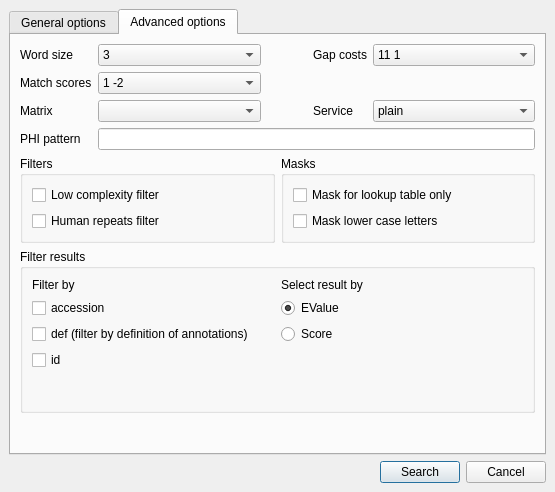
First picture: the form in src/plugins/remote_blast/src/ui/RemoteBLASTDialog.ui, repository violethaze74/ugene, before the edit.
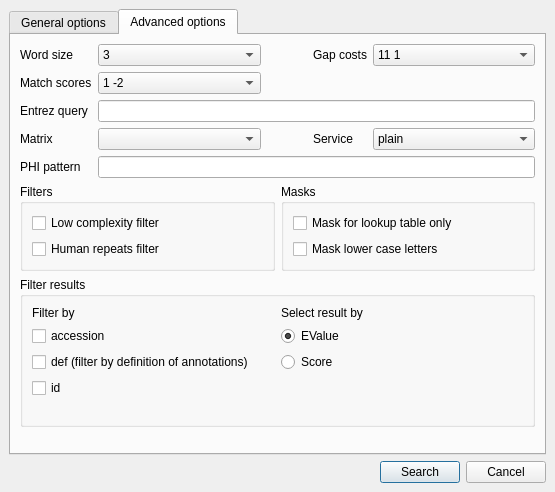
Second picture: the form after the edit. The open tabs and pages were chosen to show the change.

The edit to the form file:
```diff
--- a/src/plugins/remote_blast/src/ui/RemoteBLASTDialog.ui
+++ b/src/plugins/remote_blast/src/ui/RemoteBLASTDialog.ui
@@ -461,7 +461,7 @@
            </item>
           </widget>
          </item>
-         <item row="2" column="0">
+         <item row="3" column="0">
           <widget class="QLabel" name="label_10">
            <property name="sizePolicy">
             <sizepolicy hsizetype="Minimum" vsizetype="Preferred">
@@ -474,17 +474,63 @@
            </property>
           </widget>
          </item>
-         <item row="2" column="1">
+         <item row="3" column="1">
           <widget class="QComboBox" name="matrixComboBox"/>
          </item>
-         <item row="2" column="3">
+         <item row="5" column="1" colspan="4">
+          <widget class="QLineEdit" name="phiPatternEdit"/>
+         </item>
+         <item row="5" column="0">
+          <widget class="QLabel" name="label_12">
+           <property name="text">
+            <string>PHI pattern</string>
+           </property>
+          </widget>
+         </item>
+         <item row="0" column="2">
+          <spacer name="horizontalSpacer_3">
+           <property name="orientation">
+            <enum>Qt::Horizontal</enum>
+           </property>
+           <property name="sizeHint" stdset="0">
+            <size>
+             <width>40</width>
+             <height>20</height>
+            </size>
+           </property>
+          </spacer>
+         </item>
+         <item row="2" column="0">
+          <widget class="QLabel" name="label_19">
+           <property name="text">
+            <string>Entrez query</string>
+           </property>
+          </widget>
+         </item>
+         <item row="2" column="1" colspan="4">
+          <widget class="QLineEdit" name="entrezQueryEdit"/>
+         </item>
+         <item row="3" column="3">
           <widget class="QLabel" name="label_7">
            <property name="text">
             <string>Service</string>
            </property>
           </widget>
          </item>
-         <item row="2" column="4">
+         <item row="3" column="2">
+          <spacer name="horizontalSpacer_4">
+           <property name="orientation">
+            <enum>Qt::Horizontal</enum>
+           </property>
+           <property name="sizeHint" stdset="0">
+            <size>
+             <width>40</width>
+             <height>20</height>
+            </size>
+           </property>
+          </spacer>
+         </item>
+         <item row="3" column="4">
           <widget class="QComboBox" name="serviceComboBox">
            <item>
             <property name="text">
@@ -503,42 +549,6 @@
            </item>
           </widget>
          </item>
-         <item row="3" column="1" colspan="4">
-          <widget class="QLineEdit" name="phiPatternEdit"/>
-         </item>
-         <item row="3" column="0">
-          <widget class="QLabel" name="label_12">
-           <property name="text">
-            <string>PHI pattern</string>
-           </property>
-          </widget>
-         </item>
-         <item row="0" column="2">
-          <spacer name="horizontalSpacer_3">
-           <property name="orientation">
-            <enum>Qt::Horizontal</enum>
-           </property>
-           <property name="sizeHint" stdset="0">
-            <size>
-             <width>40</width>
-             <height>20</height>
-            </size>
-           </property>
-          </spacer>
-         </item>
-         <item row="2" column="2">
-          <spacer name="horizontalSpacer_4">
-           <property name="orientation">
-            <enum>Qt::Horizontal</enum>
-           </property>
-           <property name="sizeHint" stdset="0">
-            <size>
-             <width>40</width>
-             <height>20</height>
-            </size>
-           </property>
-          </spacer>
-         </item>
         </layout>
        </item>
        <item>
```
Left out of the diff: 59 changed lines with no effect on the pictures.
